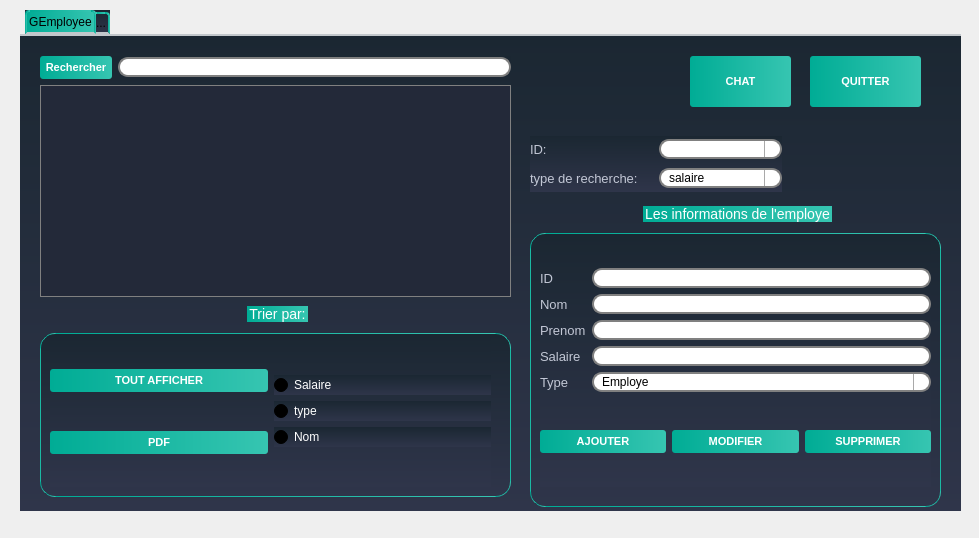
Before: the Qt Designer form employee_interface/employee.ui in snwxr/Dry_Cleaner_2A3, drawn with Qt 5.
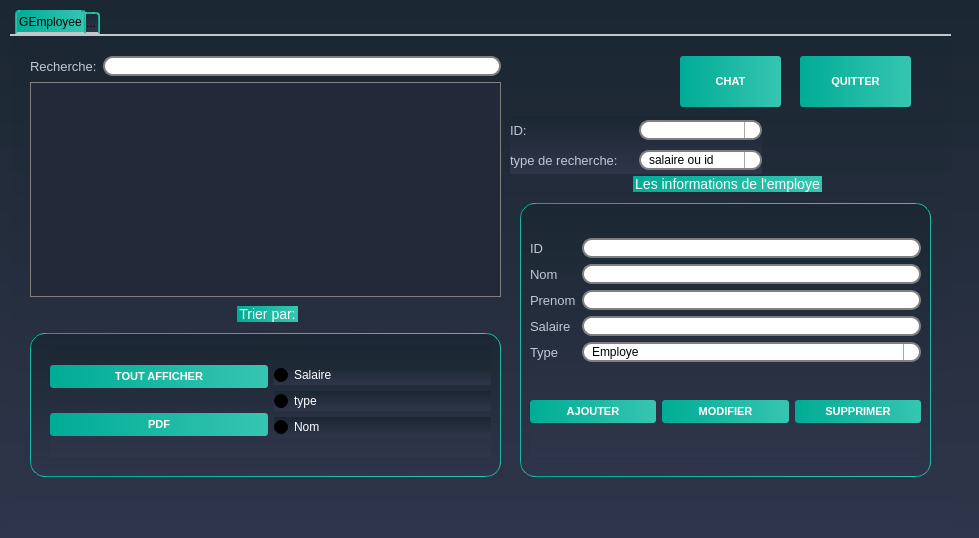
After: the same form once the commit is applied. Icons and pictures are not drawn.

Commit message: employee metiers v0.2

Diff of the .ui file:
```diff
--- a/employee_interface/employee.ui
+++ b/employee_interface/employee.ui
@@ -1,7 +1,7 @@
 <?xml version="1.0" encoding="UTF-8"?>
 <ui version="4.0">
  <class>Employee</class>
- <widget class="QDialog" name="Employee">
+ <widget class="QWidget" name="Employee">
   <property name="geometry">
    <rect>
     <x>0</x>
@@ -13,13 +13,1132 @@
   <property name="windowTitle">
    <string>Dialog</string>
   </property>
+  <property name="styleSheet">
+   <string notr="true">/*-----QWidget-----*/
+
+QWidget
+
+{
+
+	background-color: qlineargradient(spread:repeat, x1:1, y1:0, x2:1, y2:1, stop:0 rgba(27, 39, 50, 255),stop:1 rgba(47, 53, 74, 255));
+
+	color: #000000;
+
+
+
+}
+
+
+
+
+
+/*-----QLabel-----*/
+
+QLabel
+
+{
+
+	background-color: transparent;
+
+	color: #c2c7d5;
+
+	font-size: 13px;
+
+
+
+}
+
+
+
+
+
+/*-----QPushButton-----*/
+
+QPushButton
+
+{
+
+	background-color: qlineargradient(spread:pad, x1:0, y1:0.511, x2:1, y2:0.511, stop:0 rgba(0, 172, 149, 255),stop:0.995192 rgba(54, 197, 177, 255));
+
+	color: #fff;
+
+	font-size: 11px;
+
+	font-weight: bold;
+
+	border: none;
+
+	border-radius: 3px;
+
+	padding: 5px;
+
+
+
+}
+
+
+
+
+
+QPushButton::pressed
+
+{
+
+	background-color: qlineargradient(spread:pad, x1:0, y1:0.511, x2:1, y2:0.511, stop:0 rgba(0, 207, 179, 255),stop:1 rgba(70, 255, 230, 255));
+
+
+
+}
+
+
+
+
+
+/*-----QCheckBox-----*/
+
+QCheckBox
+
+{
+
+	background-color: transparent;
+
+	color: #fff;
+
+	font-size: 10px;
+
+	font-weight: bold;
+
+	border: none;
+
+	border-radius: 5px;
+
+
+
+}
+
+
+
+
+
+/*-----QCheckBox-----*/
+
+QCheckBox::indicator
+
+{
+
+    color: #b1b1b1;
+
+    background-color: #323232;
+
+    border: 1px solid darkgray;
+
+    width: 12px;
+
+    height: 12px;
+
+
+
+}
+
+
+
+
+
+QCheckBox::indicator:checked
+
+{
+
+    image:url(&quot;./ressources/check.png&quot;);
+
+	background-color: qlineargradient(spread:pad, x1:0, y1:0.511, x2:1, y2:0.511, stop:0 rgba(0, 172, 149, 255),stop:0.995192 rgba(54, 197, 177, 255));;
+
+    border: 1px solid #607cff;
+
+
+
+}
+
+
+
+
+
+QCheckBox::indicator:unchecked:hover
+
+{
+
+    border: 1px solid #08b099;
+
+
+
+}
+
+
+
+
+
+QCheckBox::disabled
+
+{
+
+	color: #656565;
+
+
+
+}
+
+
+
+
+
+QCheckBox::indicator:disabled
+
+{
+
+	background-color: #656565;
+
+	color: #656565;
+
+    border: 1px solid #656565;
+
+
+
+}
+
+
+
+
+
+/*-----QLineEdit-----*/
+
+QLineEdit
+
+{
+
+	background-color: #c2c7d5;
+
+	color: #000;
+
+	font-weight: bold;
+
+	border: none;
+
+	border-radius: 2px;
+
+	padding: 3px;
+
+
+
+}
+
+
+
+
+
+
+
+/*-----QListView-----*/
+
+QListView
+
+{
+
+	background-color: qlineargradient(spread:pad, x1:1, y1:0, x2:1, y2:1, stop:0 rgba(50, 61, 80, 255),stop:1 rgba(44, 49, 69, 255));
+
+	color: #fff;
+
+	font-size: 12px;
+
+	font-weight: bold;
+
+	border: 1px solid #191919;
+
+	show-decoration-selected: 0;
+
+
+
+}
+
+
+
+
+
+QListView::item
+
+{
+
+	color: #31cecb;
+
+	background-color: #454e5e;
+
+	border: none;
+
+	padding: 5px;
+
+	border-radius: 0px;
+
+	padding-left : 10px;
+
+	height: 42px;
+
+
+
+}
+
+
+
+QListView::item:selected
+
+{
+
+	color: #31cecb;
+
+	background-color: #454e5e;
+
+
+
+}
+
+
+
+
+
+QListView::item:!selected
+
+{
+
+	color:white;
+
+	background-color: transparent;
+
+	border: none;
+
+	padding-left : 10px;
+
+
+
+}
+
+
+
+
+
+QListView::item:!selected:hover
+
+{
+
+	color: #bbbcba;
+
+	background-color: #454e5e;
+
+	border: none;
+
+	padding-left : 10px;
+
+
+
+}
+
+
+
+
+
+/*-----QTreeView-----*/
+
+QTreeView 
+
+{
+
+	background-color: #232939;
+
+	show-decoration-selected: 0;
+
+	color: #c2c8d7;
+
+
+
+}
+
+
+
+
+
+QTreeView::item 
+
+{
+
+	border-top-color: transparent;
+
+	border-bottom-color: transparent;
+
+
+
+}
+
+
+
+
+
+QTreeView::item:hover 
+
+{
+
+	background-color: #606060;
+
+	color: #fff;
+
+
+
+}
+
+
+
+
+
+QTreeView::item:selected 
+
+{
+
+	background-color: #0ab19a;
+
+	color: #fff;
+
+
+
+}
+
+
+
+
+
+QTreeView::item:selected:active
+
+{
+
+	background-color: #0ab19a;
+
+	color: #fff;
+
+
+
+}
+
+
+
+
+
+QTreeView::branch:has-children:!has-siblings:closed,
+
+QTreeView::branch:closed:has-children:has-siblings 
+
+{
+
+	image: url(://tree-closed.png);
+
+
+
+}
+
+
+
+QTreeView::branch:open:has-children:!has-siblings,
+
+QTreeView::branch:open:has-children:has-siblings  
+
+{
+
+	image: url(://tree-open.png);
+
+
+
+}
+
+
+
+
+
+/*-----QTableView &amp; QTableWidget-----*/
+
+QTableView
+
+{
+
+    background-color: #232939;
+
+	border: 1px solid gray;
+
+    color: #f0f0f0;
+
+    gridline-color: #232939;
+
+    outline : 0;
+
+
+
+}
+
+
+
+
+
+QTableView::disabled
+
+{
+
+    background-color: #242526;
+
+    border: 1px solid #32414B;
+
+    color: #656565;
+
+    gridline-color: #656565;
+
+    outline : 0;
+
+
+
+}
+
+
+
+
+
+QTableView::item:hover 
+
+{
+
+    background-color: #606060;
+
+    color: #f0f0f0;
+
+
+
+}
+
+
+
+
+
+QTableView::item:selected 
+
+{
+
+	background-color: #0ab19a;
+
+    color: #F0F0F0;
+
+
+
+}
+
+
+
+
+
+QTableView::item:selected:disabled
+
+{
+
+    background-color: #1a1b1c;
+
+    border: 2px solid #525251;
+
+    color: #656565;
+
+
+
+}
+
+
+
+
+
+QTableCornerButton::section
+
+{
+
+	background-color: #343a49;
+
+    color: #fff;
+
+
+
+}
+
+
+
+
+
+QHeaderView::section
+
+{
+
+	color: #fff;
+
+	border-top: 0px;
+
+	border-bottom: 1px solid gray;
+
+	border-right: 1px solid gray;
+
+	background-color: #343a49;
+
+    margin-top:1px;
+
+	margin-bottom:1px;
+
+	padding: 5px;
+
+
+
+}
+
+
+
+
+
+QHeaderView::section:disabled
+
+{
+
+    background-color: #525251;
+
+    color: #656565;
+
+
+
+}
+
+
+
+
+
+QHeaderView::section:checked
+
+{
+
+    color: #fff;
+
+    background-color: #0ab19a;
+
+
+
+}
+
+
+
+
+
+QHeaderView::section:checked:disabled
+
+{
+
+    color: #656565;
+
+    background-color: #525251;
+
+
+
+}
+
+
+
+
+
+QHeaderView::section::vertical::first,
+
+QHeaderView::section::vertical::only-one
+
+{
+
+    border-top: 1px solid #353635;
+
+
+
+}
+
+
+
+
+
+QHeaderView::section::vertical
+
+{
+
+    border-top: 1px solid #353635;
+
+
+
+}
+
+
+
+
+
+QHeaderView::section::horizontal::first,
+
+QHeaderView::section::horizontal::only-one
+
+{
+
+    border-left: 1px solid #353635;
+
+
+
+}
+
+
+
+
+
+QHeaderView::section::horizontal
+
+{
+
+    border-left: 1px solid #353635;
+
+
+
+}
+
+
+
+
+
+/*-----QScrollBar-----*/
+
+QScrollBar:horizontal 
+
+{
+
+    background-color: transparent;
+
+    height: 8px;
+
+    margin: 0px;
+
+    padding: 0px;
+
+
+
+}
+
+
+
+
+
+QScrollBar::handle:horizontal 
+
+{
+
+    border: none;
+
+	min-width: 100px;
+
+    background-color: #56576c;
+
+
+
+}
+
+
+
+
+
+QScrollBar::add-line:horizontal, 
+
+QScrollBar::sub-line:horizontal,
+
+QScrollBar::add-page:horizontal, 
+
+QScrollBar::sub-page:horizontal 
+
+{
+
+    width: 0px;
+
+    background-color: transparent;
+
+
+
+}
+
+
+
+
+
+QScrollBar:vertical 
+
+{
+
+    background-color: transparent;
+
+    width: 8px;
+
+    margin: 0;
+
+
+
+}
+
+
+
+
+
+QScrollBar::handle:vertical 
+
+{
+
+    border: none;
+
+	min-height: 100px;
+
+    background-color: #56576c;
+
+
+
+}
+
+
+
+
+
+QScrollBar::add-line:vertical, 
+
+QScrollBar::sub-line:vertical,
+
+QScrollBar::add-page:vertical, 
+
+QScrollBar::sub-page:vertical 
+
+{
+
+    height: 0px;
+
+    background-color: transparent;
+
+
+
+}
+
+QGroupBox  {
+
+    border: 1px solid gray;
+
+    border-color: qlineargradient(spread:pad, x1:0, y1:0.511, x2:1, y2:0.511, stop:0 rgba(0, 172, 149, 255),stop:0.995192 rgba(54, 197, 177, 255));;
+
+    margin-top: 27px;
+
+    font-size: 14px;
+
+    border-radius: 15px;
+
+}
+
+
+
+QGroupBox::title  {
+
+    subcontrol-origin: margin;
+
+    subcontrol-position: top center;
+
+    padding: 5px 8000px 5px 8000px;
+
+    background-color: qlineargradient(spread:pad, x1:0, y1:0.511, x2:1, y2:0.511, stop:0 rgba(0, 172, 149, 255),stop:0.995192 rgba(54, 197, 177, 255));;
+
+    color: rgb(255, 255, 255);
+
+}
+
+QLineEdit {
+
+    border: 2px solid gray;
+
+    border-radius: 10px;
+
+    padding: 0 8px;
+
+    background: white;
+
+    selection-background-color: darkgray;
+
+}
+
+QComboBox {
+
+    border: 2px solid grey;
+
+    border-radius: 10px;
+
+    padding: 0 8px;
+
+    min-width: 6em;
+
+}
+
+
+
+QComboBox:editable {
+
+    background: white;
+
+}
+
+
+
+QComboBox:!editable, QComboBox::drop-down:editable {
+
+     background: white;
+
+}
+
+
+
+/* QComboBox gets the &quot;on&quot; state when the popup is open */
+
+QComboBox:!editable:on, QComboBox::drop-down:editable:on {
+
+    background: qlineargradient(x1: 0, y1: 0, x2: 0, y2: 1,
+
+                                stop: 0 #D3D3D3, stop: 0.4 #D8D8D8,
+
+                                stop: 0.5 #DDDDDD, stop: 1.0 #E1E1E1);
+
+}
+
+
+
+QComboBox:on { /* shift the text when the popup opens */
+
+    padding-top: 3px;
+
+    padding-left: 4px;
+
+}
+
+
+
+QComboBox::drop-down {
+
+    subcontrol-origin: padding;
+
+    subcontrol-position: top right;
+
+    width: 15px;
+
+
+
+    border-left-width: 1px;
+
+    border-left-color: darkgray;
+
+    border-left-style: solid; /* just a single line */
+
+    border-top-right-radius: 10px; /* same radius as the QComboBox */
+
+    border-bottom-right-radius: 10px;
+
+}
+
+
+
+QComboBox::down-arrow {
+
+    image: url(/usr/share/icons/crystalsvg/16x16/actions/1downarrow.png);
+
+}
+
+
+
+QComboBox::down-arrow:on { /* shift the arrow when popup is open */
+
+    top: 1px;
+
+    left: 1px;
+
+}
+
+QComboBox QAbstractItemView {
+
+    border: 2px solid gray;
+
+    selection-background-color: lightgray;
+
+}
+
+QTabWidget::pane { /* The tab widget frame */
+
+    border-top: 2px solid #C2C7CB;
+
+}
+
+
+
+QTabWidget::tab-bar {
+
+    left: 5px; /* move to the right by 5px */
+
+}
+
+
+
+/* Style the tab using the tab sub-control. Note that
+
+    it reads QTabBar _not_ QTabWidget */
+
+QTabBar::tab {
+
+    background: qlineargradient(x1: 0, y1: 0, x2: 0, y2: 1,
+
+                                stop: 0 #E1E1E1, stop: 0.4 #DDDDDD,
+
+                                stop: 0.5 #D8D8D8, stop: 1.0 #D3D3D3);
+
+    border: 2px solid qlineargradient(spread:pad, x1:0, y1:0.511, x2:1, y2:0.511, stop:0 rgba(0, 172, 149, 255),stop:0.995192 rgba(54, 197, 177, 255));;
+
+    border-bottom-color: #C2C7CB; /* same as the pane color */
+
+    border-top-left-radius: 4px;
+
+    border-top-right-radius: 4px;
+
+    min-width: 8ex;
+
+    padding: 2px;
+
+}
+
+
+
+QTabBar::tab:selected, QTabBar::tab:hover {
+
+    background: qlineargradient(spread:pad, x1:0, y1:0.511, x2:1, y2:0.511, stop:0 rgba(0, 172, 149, 255),stop:0.995192 rgba(54, 197, 177, 255));
+
+}
+
+
+
+QTabBar::tab:selected {
+
+    border-color:qlineargradient(spread:pad, x1:0, y1:0.511, x2:1, y2:0.511, stop:0 rgba(0, 172, 149, 255),stop:0.995192 rgba(54, 197, 177, 255));
+
+    border-bottom-color: #C2C7CB; /* same as pane color */
+
+}
+
+
+
+QTabBar::tab:!selected {
+
+    margin-top: 2px; /* make non-selected tabs look smaller */
+
+}
+
+
+
+/* make use of negative margins for overlapping tabs */
+
+QTabBar::tab:selected {
+
+    /* expand/overlap to the left and right by 4px */
+
+    margin-left: -4px;
+
+    margin-right: -4px;
+
+}
+
+
+
+QTabBar::tab:first:selected {
+
+    margin-left: 0; /* the first selected tab has nothing to overlap with on the left */
+
+}
+
+
+
+QTabBar::tab:last:selected {
+
+    margin-right: 0; /* the last selected tab has nothing to overlap with on the right */
+
+}
+
+
+
+QTabBar::tab:only-one {
+
+    margin: 0; /* if there is only one tab, we don't want overlapping margins */
+
+}
+
+QRadioButton{
+
+
+
+	color:white;
+
+	font:solid;
+
+}
+
+QDateEdit
+
+{
+
+    background-color: white;
+
+	border: 2px solid grey;
+
+    border-radius: 10px;
+
+    padding: 0 8px;
+
+    spacing: 5px; 
+
+    min-width: 6em;
+
+}
+
+
+
+
+
+QDateEdit::drop-down {
+
+    image: url(:/new/myapp/cbarrowdn.png);
+
+    width:50px;
+
+    height:15px;
+
+    subcontrol-position: right top;
+
+    subcontrol-origin:margin;
+
+    background-color: white;
+
+   	border: 2px solid grey;
+
+    border-radius: 10px;
+
+    padding: 0 8px;
+
+    spacing: 5px; 
+
+    min-width: 6em;
+
+   spacing: 5px; 
+
+}</string>
+  </property>
   <widget class="QTabWidget" name="tabWidget">
    <property name="geometry">
     <rect>
-     <x>20</x>
+     <x>10</x>
      <y>10</y>
      <width>941</width>
-     <height>501</height>
+     <height>521</height>
     </rect>
    </property>
    <property name="styleSheet">
@@ -1154,7 +2273,7 @@
      <property name="geometry">
       <rect>
        <x>510</x>
-       <y>170</y>
+       <y>140</y>
        <width>411</width>
        <height>301</height>
       </rect>
@@ -1284,7 +2403,7 @@
        <x>20</x>
        <y>270</y>
        <width>471</width>
-       <height>191</height>
+       <height>171</height>
       </rect>
      </property>
      <property name="title">
@@ -1302,10 +2421,10 @@
      <widget class="QWidget" name="layoutWidget">
       <property name="geometry">
        <rect>
-        <x>10</x>
-        <y>30</y>
+        <x>20</x>
+        <y>40</y>
         <width>441</width>
-        <height>151</height>
+        <height>111</height>
        </rect>
       </property>
       <layout class="QHBoxLayout" name="horizontalLayout_3">
@@ -1398,9 +2517,9 @@
       <item>
        <layout class="QHBoxLayout" name="horizontalLayout">
         <item>
-         <widget class="QPushButton" name="rech_emp">
+         <widget class="QLabel" name="label_8">
           <property name="text">
-           <string>Rechercher</string>
+           <string>Recherche:</string>
           </property>
          </widget>
         </item>
@@ -1417,10 +2536,10 @@
     <widget class="QWidget" name="layoutWidget">
      <property name="geometry">
       <rect>
-       <x>510</x>
-       <y>100</y>
+       <x>500</x>
+       <y>80</y>
        <width>252</width>
-       <height>56</height>
+       <height>58</height>
       </rect>
      </property>
      <layout class="QVBoxLayout" name="verticalLayout_8">
@@ -1451,7 +2570,7 @@
          <widget class="QComboBox" name="comboBox_rech_emp">
           <item>
            <property name="text">
-            <string>salaire</string>
+            <string>salaire ou id</string>
            </property>
           </item>
           <item>
@@ -1470,6 +2589,19 @@
       </item>
      </layout>
     </widget>
+    <widget class="QLabel" name="label_info">
+     <property name="geometry">
+      <rect>
+       <x>20</x>
+       <y>460</y>
+       <width>891</width>
+       <height>20</height>
+      </rect>
+     </property>
+     <property name="text">
+      <string/>
+     </property>
+    </widget>
    </widget>
    <widget class="QWidget" name="tab_2">
     <attribute name="title">
```
Left out of the diff: 2 changed lines with no effect on the pictures. The commit also changes 11 other files.
